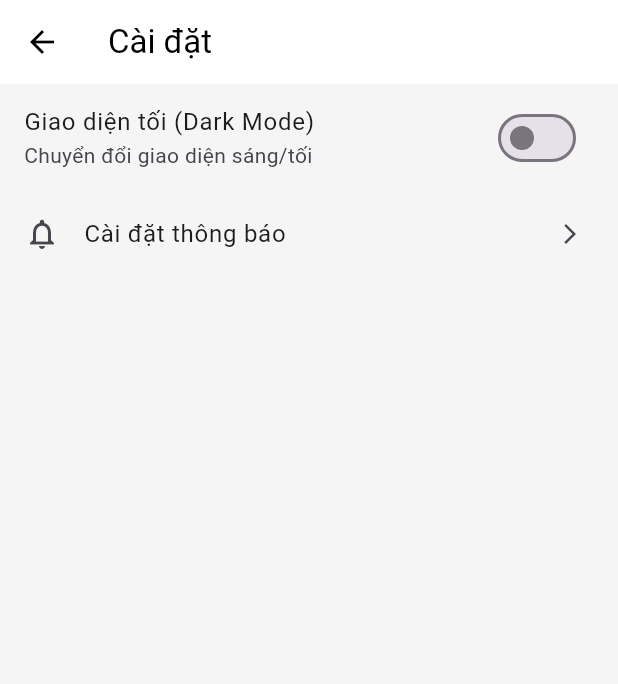
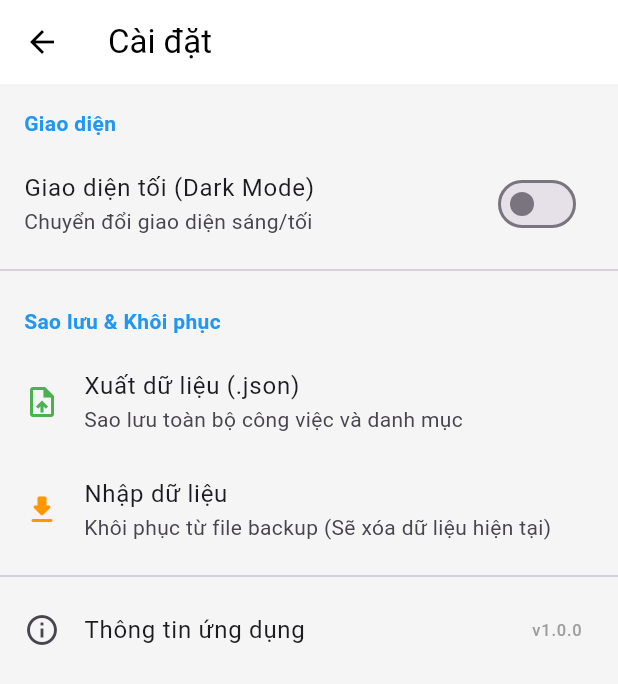
Before and after one commit to hungdx-t1/ToDoApp-MIST, a Flutter app: the SettingsScreen screen opened directly, on a phone screen of 412 x 824 dp. Shown: the top 684 px of the screen. Run offline on Flutter 3.47's test engine with Material 3 defaults, Android fonts, the phone set to English and light mode, and no system bars; our stand-ins replace file_picker, share_plus, sqflite; accounts and stored records are empty.

Commit message:
initialize json importer/exporter feature (by AI)

```diff
--- a/lib/main.dart
+++ b/lib/main.dart
@@ -5,6 +5,7 @@ import 'view_models/task_view_model.dart';
 import 'views/add_task_screen.dart';
 import 'views/task_detail_screen.dart';
 import 'views/category_management_screen.dart';
+import 'views/settings_screen.dart';
 import 'models/task_model.dart';
 
 void main() {
--- a/lib/views/settings_screen.dart
+++ b/lib/views/settings_screen.dart
@@ -1,4 +1,6 @@
 import 'package:flutter/material.dart';
+import 'package:provider/provider.dart';
+import '../view_models/task_view_model.dart'; // Import ViewModel
 
 class SettingsScreen extends StatelessWidget {
   const SettingsScreen({super.key});
@@ -12,23 +14,98 @@ class SettingsScreen extends StatelessWidget {
         foregroundColor: Colors.black,
         elevation: 0,
       ),
-      body: ListView(
+      body: Consumer<TaskViewModel>(
+        builder: (context, viewModel, child) {
+          // Hiển thị loading nếu đang xử lý file
+          if (viewModel.isLoading) {
+            return const Center(child: CircularProgressIndicator());
+          }
+
+          return ListView(
             children: [
+              // --- PHẦN GIAO DIỆN ---
+              const Padding(
+                padding: EdgeInsets.fromLTRB(16, 16, 16, 8),
+                child: Text("Giao diện", style: TextStyle(color: Colors.blue, fontWeight: FontWeight.bold)),
+              ),
               SwitchListTile(
                 title: const Text("Giao diện tối (Dark Mode)"),
                 subtitle: const Text("Chuyển đổi giao diện sáng/tối"),
-            value: false, // Sau này sẽ binding với ViewModel
+                value: false,
                 onChanged: (val) {
                   // TODO: Xử lý logic dark mode
                 },
               ),
+
+              const Divider(),
+
+              // --- PHẦN DỮ LIỆU (MỚI) ---
+              const Padding(
+                padding: EdgeInsets.fromLTRB(16, 16, 16, 8),
+                child: Text("Sao lưu & Khôi phục", style: TextStyle(color: Colors.blue, fontWeight: FontWeight.bold)),
+              ),
+
+              // Nút Xuất dữ liệu
               ListTile(
-            leading: const Icon(Icons.notifications_outlined),
-            title: const Text("Cài đặt thông báo"),
-            trailing: const Icon(Icons.arrow_forward_ios, size: 16),
-            onTap: () {
-              // TODO: Điều hướng sang màn hình setting thông báo
+                leading: const Icon(Icons.upload_file, color: Colors.green),
+                title: const Text("Xuất dữ liệu (.json)"),
+                subtitle: const Text("Sao lưu toàn bộ công việc và danh mục"),
+                onTap: () async {
+                  await viewModel.exportToJson();
                 },
+              ),
+
+              // Nút Nhập dữ liệu
+              ListTile(
+                leading: const Icon(Icons.download_rounded, color: Colors.orange),
+                title: const Text("Nhập dữ liệu"),
+                subtitle: const Text("Khôi phục từ file backup (Sẽ xóa dữ liệu hiện tại)"),
+                onTap: () => _confirmImport(context, viewModel),
+              ),
+
+              // --- CÁC MỤC KHÁC ---
+              const Divider(),
+              ListTile(
+                leading: const Icon(Icons.info_outline),
+                title: const Text("Thông tin ứng dụng"),
+                trailing: const Text("v1.0.0", style: TextStyle(color: Colors.grey)),
+              ),
+            ],
+          );
+        },
+      ),
+    );
+  }
+
+  // Hộp thoại cảnh báo trước khi Import
+  void _confirmImport(BuildContext context, TaskViewModel viewModel) {
+    showDialog(
+      context: context,
+      builder: (ctx) => AlertDialog(
+        title: const Text("Cảnh báo khôi phục"),
+        content: const Text(
+          "Hành động này sẽ XÓA TOÀN BỘ dữ liệu hiện tại và thay thế bằng dữ liệu trong file backup.\n\nBạn có chắc chắn muốn tiếp tục không?",
+        ),
+        actions: [
+          TextButton(onPressed: () => Navigator.pop(ctx), child: const Text("Hủy")),
+          ElevatedButton(
+            style: ElevatedButton.styleFrom(backgroundColor: Colors.red),
+            onPressed: () async {
+              Navigator.pop(ctx); // Đóng dialog trước
+
+              // Gọi hàm import
+              bool success = await viewModel.importFromJson();
+
+              if (context.mounted) {
+                ScaffoldMessenger.of(context).showSnackBar(
+                  SnackBar(
+                    content: Text(success ? "Khôi phục thành công!" : "Lỗi hoặc đã hủy chọn file"),
+                    backgroundColor: success ? Colors.green : Colors.red,
+                  ),
+                );
+              }
+            },
+            child: const Text("Đồng ý nhập", style: TextStyle(color: Colors.white)),
           ),
         ],
       ),
--- a/lib/views/task_detail_screen.dart
+++ b/lib/views/task_detail_screen.dart
@@ -16,7 +16,7 @@ class TaskDetailScreen extends StatelessWidget {
 
     Color catColor = Colors.blue;
     if (category != null) {
-      catColor = Color(int.parse(category.hexColor.replaceFirst('#', '0xff'))); // NPE
+      catColor = Color(int.parse(category.hexColor.replaceFirst('#', '0xff')));
     }
 
     return Scaffold(
--- a/pubspec.yaml
+++ b/pubspec.yaml
@@ -38,6 +38,9 @@ dependencies:
   # Các tiện ích khác
   intl: ^0.18.0  # Để format ngày tháng
   shared_preferences: ^2.2.0 # Để lưu cài đặt Sáng/Tối (dùng sau)
+  path_provider: ^2.0.15 # Tìm thư mục lưu file tạm
+  share_plus: ^7.2.0 # Tính năng chia sẻ file (Export)
+  file_picker: ^6.1.1 # Chọn file từ máy (Import)
 
   # The following adds the Cupertino Icons font to your application.
   # Use with the CupertinoIcons class for iOS style icons.
```
Also changed, not shown: lib/data/database_helper.dart (+23 -1 lines), lib/view_models/task_view_model.dart (+81 -2 lines), pubspec.lock. Lines whose indentation alone changed are shown as unchanged.
